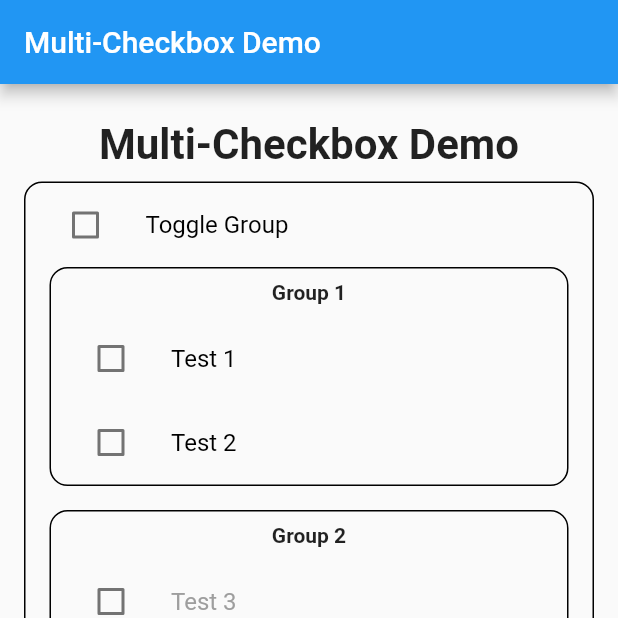
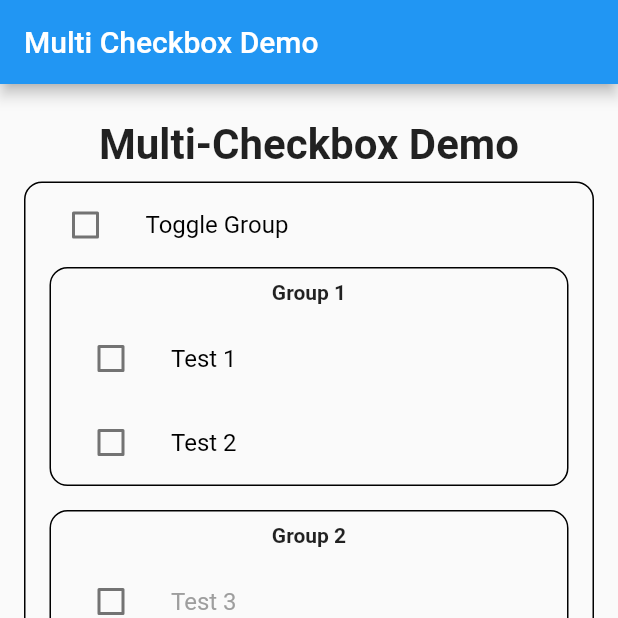
Before and after one commit to simonjv01/checkbox_example, a Flutter app: the screen it shows after launch, on a phone screen of 412 x 824 dp, the top half of it. Run offline on Flutter 3.47's test engine with Material 2 defaults, Android fonts, the phone set to English and light mode, and no system bars.

Commit message:
updated main page

```diff
--- a/lib/main.dart
+++ b/lib/main.dart
@@ -40,7 +40,7 @@ class _MyAppState extends State<MyApp> {
     return MaterialApp(
       home: Scaffold(
         appBar: AppBar(
-          title: const Text('Multi-Checkbox Demo'),
+          title: const Text('Multi Checkbox Demo'),
         ),
         body: Container(
           padding: const EdgeInsets.all(16),
```
